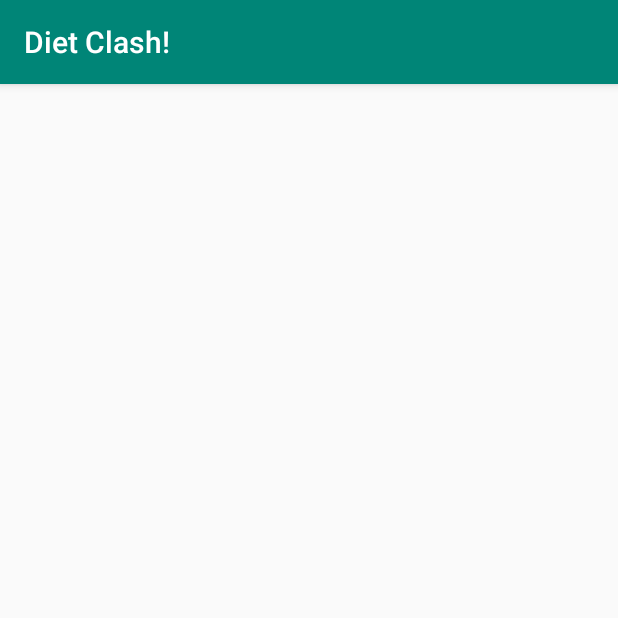
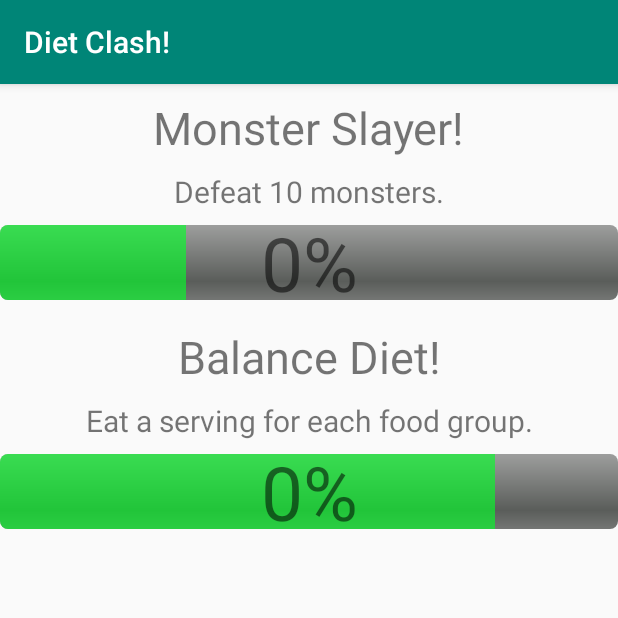
Before and after one commit to schucherta8/DietClash, an Android app: the MyAchievements screen opened directly, with no data from a screen before it, on a phone screen of 412 x 824 dp, the top half of it. Run offline under Robolectric (Android 15) with nearby library versions, the phone set to English and light mode, and no system bars.

Commit message:
Fixing Merging issues from local branch to master for achievements feature

```diff
--- a/DietClash/app/build.gradle
+++ b/DietClash/app/build.gradle
@@ -24,6 +24,7 @@ dependencies {
     implementation 'androidx.appcompat:appcompat:1.0.2'
     implementation 'androidx.constraintlayout:constraintlayout:1.1.3'
     implementation 'com.google.android.material:material:1.0.0'
+    implementation 'com.android.support:recyclerview-v7:28.0.0'
     testImplementation 'junit:junit:4.12'
     androidTestImplementation 'androidx.test.ext:junit:1.1.0'
     androidTestImplementation 'androidx.test.espresso:espresso-core:3.1.1'
--- a/DietClash/app/src/main/java/com/diet/dietclash/MyAchievements.java
+++ b/DietClash/app/src/main/java/com/diet/dietclash/MyAchievements.java
@@ -1,14 +1,49 @@
 package com.diet.dietclash;
 
 import androidx.appcompat.app.AppCompatActivity;
+import androidx.recyclerview.widget.LinearLayoutManager;
+import androidx.recyclerview.widget.RecyclerView;
 
 import android.os.Bundle;
 
+import java.util.ArrayList;
+import java.util.List;
+
 public class MyAchievements extends AppCompatActivity {
+
+    private List<Achievement> achievements;
+    private RecyclerView recyclerView;
+    private RecyclerView.Adapter mAdapter;
+    private RecyclerView.LayoutManager layoutManager;
 
     @Override
     protected void onCreate(Bundle savedInstanceState) {
         super.onCreate(savedInstanceState);
         setContentView(R.layout.activity_my_achievements);
+        recyclerView = findViewById(R.id.recycler_view);
+
+        //This may change in the future
+        recyclerView.setHasFixedSize(true);
+
+        layoutManager = new LinearLayoutManager(this);
+        recyclerView.setLayoutManager(layoutManager);
+
+        //This will read in achievements
+        achievements = generateAchievements();
+
+        mAdapter = new AchievementAdapter(achievements);
+        recyclerView.setAdapter(mAdapter);
+    }
+
+    //Dummy achievements
+    private List<Achievement> generateAchievements(){
+        List<Achievement> items = new ArrayList<>();
+        Achievement item1 = new Achievement("Monster Slayer!",
+                "Defeat 10 monsters.",3,10);
+        items.add(item1);
+        Achievement item2 = new Achievement("Balance Diet!",
+                "Eat a serving for each food group.",4,5);
+        items.add(item2);
+        return items;
     }
 }
--- a/DietClash/app/src/main/res/layout/activity_my_achievements.xml
+++ b/DietClash/app/src/main/res/layout/activity_my_achievements.xml
@@ -6,4 +6,11 @@
     android:layout_height="match_parent"
     tools:context=".MyAchievements">
 
+    <androidx.recyclerview.widget.RecyclerView
+        android:id="@+id/recycler_view"
+        android:scrollbars="vertical"
+        android:layout_width="match_parent"
+        android:layout_height="match_parent"
+        tools:layout_editor_absoluteX="1dp"
+        tools:layout_editor_absoluteY="1dp" />
 </androidx.constraintlayout.widget.ConstraintLayout>
--- a/DietClash/app/src/main/res/values/strings.xml
+++ b/DietClash/app/src/main/res/values/strings.xml
@@ -4,7 +4,8 @@
     <string name="get_started">Get Started</string>
     <string name="let_s_eat">Let\'s Eat!</string>
     <string name="my_progress">My Progress</string>
-    <string name="todo">TODO</string>
+    <string name="my_achievements">My Achievements</string>
+    <string name="todo">Placeholder Image</string>
     <string name="veggies">VEGGIES</string>
     <string name="dairy">DAIRY</string>
     <string name="fruit">FRUIT</string>
@@ -18,4 +19,7 @@
     <string name="boss_room">Boss Room</string>
     <string name="start_timer">Start Timer</string>
     <string name="stop_timer">Stop Timer</string>
+    <string name="achievement_name">Achievement1</string>
+    <string name="achievement_description">Place a description here</string>
+    <string name="progress_completion">50%</string>
 </resources>
```
Also changed, not shown: DietClash/app/src/main/res/layout/content_main.xml (+6 -4 lines), 10 other files.
